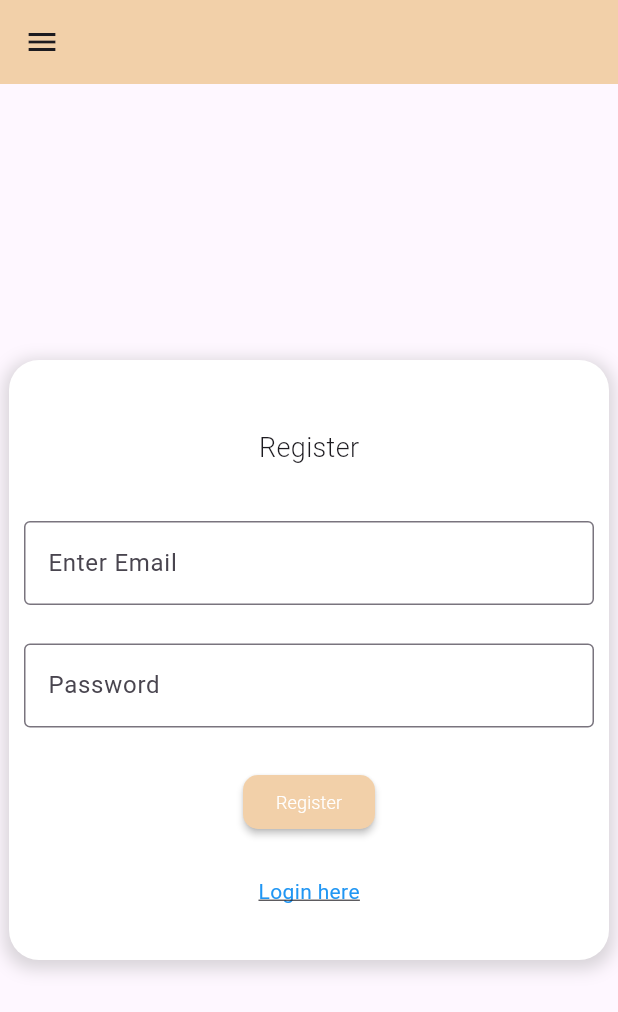
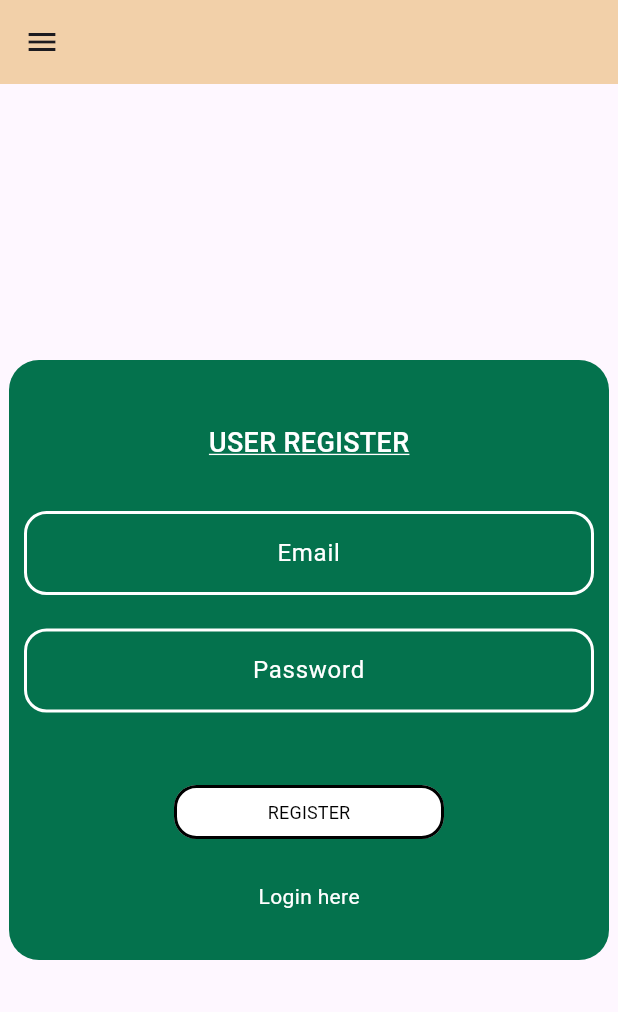
Before and after one commit to russellandrady/budgetplanner_flutter_app, a Flutter app: the Register screen opened by its route, on a phone screen of 412 x 824 dp. Shown: the top 1012 px of the screen. Run offline on Flutter 3.47's test engine with Material 3 defaults, Android fonts, the phone set to English and light mode, and no system bars; our stand-ins replace firebase_auth, firebase_core, flutter_slidable, fluttertoast; accounts and stored records are empty.

Commit message:
ui added to some more places

```diff
--- a/lib/pages/login.dart
+++ b/lib/pages/login.dart
@@ -50,11 +50,13 @@ class Login extends StatelessWidget {
                 TextfieldsRegular(
                     fieldController: _emailController,
                     textHint: "Email",
-                    fieldColor: Theme.of(context).highlightColor),
+                    fieldColor: Theme.of(context).highlightColor,
+                    hideText: false,),
                 TextfieldsRegular(
                     fieldController: _passwordController,
                     textHint: "Password",
-                    fieldColor: Theme.of(context).highlightColor),
+                    fieldColor: Theme.of(context).highlightColor,
+                    hideText: true,),
                 ButtonsRegular(
                   name: "LOGIN",
                   onSave: () async {
--- a/lib/pages/register.dart
+++ b/lib/pages/register.dart
@@ -1,6 +1,8 @@
 import 'package:budgetplanner/services/auth_service.dart';
 import 'package:budgetplanner/utils/appbar.dart';
+import 'package:budgetplanner/utils/buttons_regular.dart';
 import 'package:budgetplanner/utils/left_menu.dart';
+import 'package:budgetplanner/utils/textfields_regular.dart';
 import 'package:flutter/material.dart';
 
 class Register extends StatelessWidget {
@@ -11,73 +13,69 @@ class Register extends StatelessWidget {
   @override
   Widget build(BuildContext context) {
     return Scaffold(
-      appBar: CustomAppbar(
-        showLogoutuButton: false,
-      ),
+      appBar: CustomAppbar(showLogoutuButton: false),
       drawer: LeftMenu(),
       body: Center(
         child: Container(
           height: 400.0,
           width: 400.0,
           decoration: BoxDecoration(
-            color: Colors.white,
+            color: Theme.of(context).primaryColor,
             borderRadius: BorderRadius.circular(20),
-            boxShadow: [
-              BoxShadow(
-                color: Colors.grey.withOpacity(0.4),
-                spreadRadius: 3,
-                blurRadius: 9,
-                offset: Offset(0, 3),
-              ),
-            ],
+            // boxShadow: [
+            //   BoxShadow(
+            //     color: Colors.grey.withOpacity(0.4),
+            //     spreadRadius: 3,
+            //     blurRadius: 9,
+            //     offset: Offset(0, 3),
+            //   ),
+            // ],
           ),
           child: Padding(
-            padding: const EdgeInsets.all(10.0),
+            padding: EdgeInsets.all(10.0),
             child: Column(
               mainAxisAlignment: MainAxisAlignment.spaceEvenly,
               children: [
                 const Padding(
                   padding: EdgeInsets.only(top: 10.0, bottom: 10.0),
                   child: Text(
-                    "Register",
-                    style: TextStyle(fontSize: 18, fontWeight: FontWeight.w300),
+                    "USER REGISTER",
+                    style: TextStyle(
+                        fontSize: 18,
+                        fontWeight: FontWeight.w500,
+                        color: Colors.white,
+                        decoration: TextDecoration.underline,
+                        decorationColor: Colors.white),
                   ),
                 ),
-                TextField(
-                  controller: _emailController,
-                  decoration: InputDecoration(
-                      border: OutlineInputBorder(), hintText: "Enter Email"),
+                TextfieldsRegular(
+                  fieldController: _emailController,
+                  textHint: "Email",
+                  fieldColor: Theme.of(context).highlightColor,
+                  hideText: false,
                 ),
-                TextField(
-                  controller: _passwordController,
-                  obscureText: true,
-                  decoration: InputDecoration(
-                      border: OutlineInputBorder(), hintText: "Password"),
+                TextfieldsRegular(
+                  fieldController: _passwordController,
+                  textHint: "Password",
+                  fieldColor: Theme.of(context).highlightColor,
+                  hideText: true,
                 ),
-                MaterialButton(
-                  onPressed: () async {
+                ButtonsRegular(
+                  name: "REGISTER",
+                  onSave: () async {
                     await AuthService().signup(
                         context: context,
                         email: _emailController.text,
                         password: _passwordController.text);
                   },
-                  color: Theme.of(context).primaryColorDark,
-                  shape: RoundedRectangleBorder(
-                      borderRadius: BorderRadius.circular(10)),
-                  child: const Text(
-                    "Register",
-                    style: TextStyle(
-                        fontSize: 12,
-                        fontWeight: FontWeight.w300,
-                        color: Colors.white),
-                  ),
+                  buttonColor: Theme.of(context).highlightColor,
                 ),
                 InkWell(
                   child: const Text(
                     'Login here',
                     style: TextStyle(
-                        color: Colors.blue,
-                        decoration: TextDecoration.underline),
+                      color: Colors.white,
+                    ),
                   ),
                   onTap: () {
                     Navigator.pushNamed(context, '/login');
--- a/lib/utils/textfields_regular.dart
+++ b/lib/utils/textfields_regular.dart
@@ -5,13 +5,20 @@ class TextfieldsRegular extends StatelessWidget {
   final fieldController;
   final String textHint;
   final Color fieldColor;
-  TextfieldsRegular({super.key, required this.fieldController, required this.textHint, required this.fieldColor});
+  final bool hideText;
+  TextfieldsRegular(
+      {super.key,
+      required this.fieldController,
+      required this.textHint,
+      required this.fieldColor,
+      required this.hideText});
 
   @override
   Widget build(BuildContext context) {
     return TextField(
       controller: fieldController,
       textAlign: TextAlign.center,
+      obscureText: hideText,
       style: TextStyle(color: fieldColor),
       decoration: InputDecoration(
         hintText: textHint,
```
Also changed, not shown: lib/utils/popoup_box.dart (+11 -28 lines).
